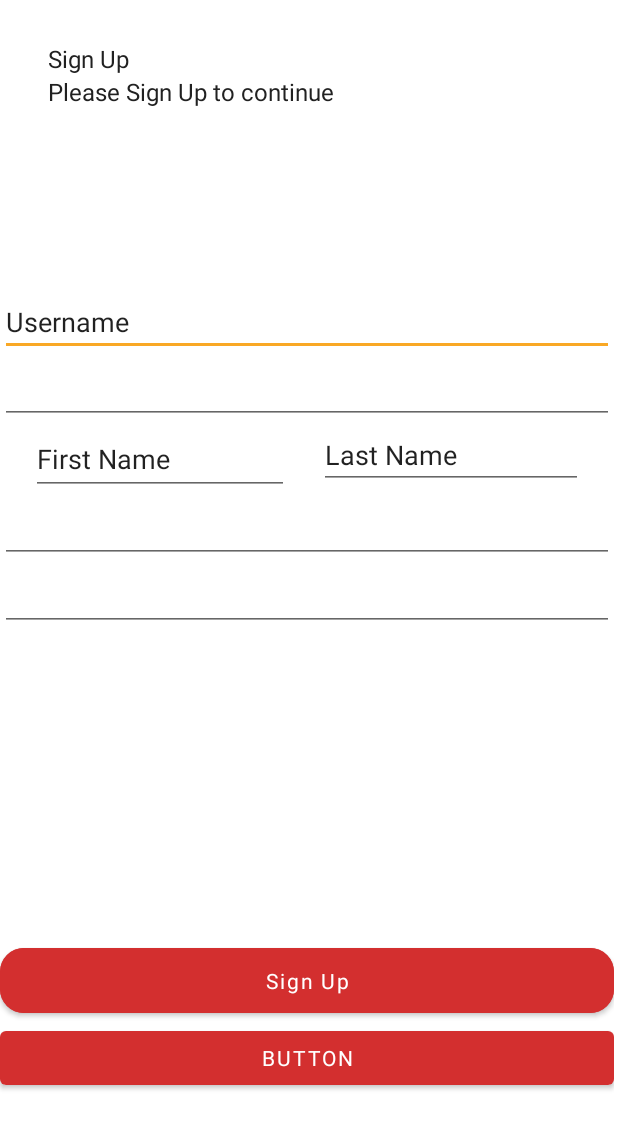
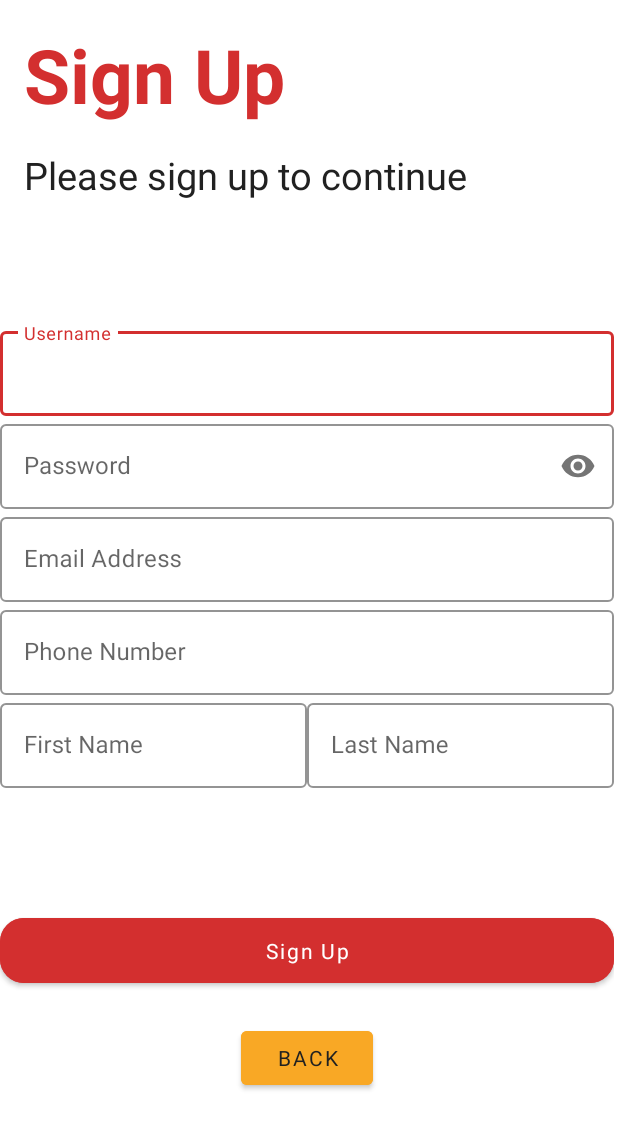
Before and after one commit to Plymouth-COMP2000/design-exercises-Liam8721, an Android app: the screen it shows after launch (MainActivity), on a phone screen of 412 x 824 dp. Shown: the top 1129 px of the screen. Run offline under Robolectric (Android 15) with nearby library versions, the phone set to English and light mode, and no system bars.

Commit message:
Sign Up screen design

```diff
--- a/app/src/main/res/layout/fragment_sign_up.xml
+++ b/app/src/main/res/layout/fragment_sign_up.xml
@@ -7,108 +7,188 @@
     android:layout_height="match_parent"
     tools:context=".SignUpFragment">
 
+    <!-- Title -->
     <TextView
-        android:id="@+id/textView8"
+        android:id="@+id/SignUpTitle"
         android:layout_width="wrap_content"
         android:layout_height="wrap_content"
-        android:layout_marginStart="32dp"
-        android:layout_marginTop="28dp"
+        android:layout_marginStart="16dp"
+        android:layout_marginTop="16dp"
         android:text="Sign Up"
+        android:textColor="@color/red_primary"
+        android:textSize="50sp"
+        android:textStyle="bold"
         app:layout_constraintStart_toStartOf="parent"
         app:layout_constraintTop_toTopOf="parent" />
 
+    <!-- Subtitle -->
     <TextView
-        android:id="@+id/textView9"
+        android:id="@+id/SignUpSubtitle"
         android:layout_width="wrap_content"
         android:layout_height="wrap_content"
-        android:text="Please Sign Up to continue"
-        app:layout_constraintStart_toStartOf="@+id/textView8"
-        app:layout_constraintTop_toBottomOf="@+id/textView8" />
+        android:layout_marginTop="16dp"
+        android:text="Please sign up to continue"
+        android:textColor="@color/text_dark"
+        android:textSize="25sp"
+        app:layout_constraintStart_toStartOf="@+id/SignUpTitle"
+        app:layout_constraintTop_toBottomOf="@id/SignUpTitle" />
 
-    <EditText
-        android:id="@+id/editTextText3"
+    <!-- Username -->
+
+    <!-- Password -->
+
+    <!-- First Name -->
+
+    <!-- Last Name -->
+
+    <!-- Email -->
+
+    <!-- Phone -->
+
+    <!-- Sign Up Button -->
+    <Button
+        android:id="@+id/SignUpButton"
+        style="@style/MyButtonStyle"
         android:layout_width="0dp"
         android:layout_height="wrap_content"
-        android:layout_marginTop="120dp"
-        android:ems="10"
-        android:inputType="text"
-        android:text="Username"
+        android:layout_marginBottom="20dp"
+        android:text="Sign Up"
+        app:layout_constraintBottom_toTopOf="@+id/backButton"
         app:layout_constraintEnd_toEndOf="parent"
-        app:layout_constraintHorizontal_bias="0.0"
-        app:layout_constraintStart_toStartOf="parent"
-        app:layout_constraintTop_toBottomOf="@+id/textView9" />
+        app:layout_constraintStart_toStartOf="parent" />
 
-    <EditText
-        android:id="@+id/editTextTextPassword"
-        android:layout_width="0dp"
+    <!-- Back or Login Button -->
+    <Button
+        android:id="@+id/backButton"
+        android:layout_width="wrap_content"
         android:layout_height="wrap_content"
-        android:ems="10"
-        android:inputType="textPassword"
-        app:layout_constraintEnd_toEndOf="@+id/editTextText3"
-        app:layout_constraintStart_toStartOf="@+id/editTextText3"
-        app:layout_constraintTop_toBottomOf="@+id/editTextText3" />
-
-    <EditText
-        android:id="@+id/editTextText4"
-        android:layout_width="172dp"
-        android:layout_height="47dp"
-        android:ems="10"
-        android:inputType="text"
-        android:text="First Name"
-        app:layout_constraintEnd_toStartOf="@+id/editTextText5"
-        app:layout_constraintHorizontal_bias="0.5"
-        app:layout_constraintStart_toStartOf="@+id/editTextTextPassword"
-        app:layout_constraintTop_toBottomOf="@+id/editTextTextPassword" />
-
-    <EditText
-        android:id="@+id/editTextText5"
-        android:layout_width="176dp"
-        android:layout_height="43dp"
-        android:ems="10"
-        android:inputType="text"
-        android:text="Last Name"
-        app:layout_constraintEnd_toEndOf="@+id/editTextTextPassword"
-        app:layout_constraintHorizontal_bias="0.5"
-        app:layout_constraintStart_toEndOf="@+id/editTextText4"
-        app:layout_constraintTop_toBottomOf="@+id/editTextTextPassword" />
-
-    <EditText
-        android:id="@+id/editTextTextEmailAddress"
-        android:layout_width="0dp"
-        android:layout_height="wrap_content"
-        android:ems="10"
-        android:inputType="textEmailAddress"
-        app:layout_constraintEnd_toEndOf="parent"
-        app:layout_constraintStart_toStartOf="@+id/editTextTextPassword"
-        app:layout_constraintTop_toBottomOf="@+id/editTextText4" />
-
-    <EditText
-        android:id="@+id/editTextPhone"
-        android:layout_width="0dp"
-        android:layout_height="wrap_content"
-        android:ems="10"
-        android:inputType="phone"
-        app:layout_constraintEnd_toEndOf="@+id/editTextTextEmailAddress"
-        app:layout_constraintStart_toStartOf="@+id/editTextTextEmailAddress"
-        app:layout_constraintTop_toBottomOf="@+id/editTextTextEmailAddress" />
-
-    <Button
-        android:id="@+id/SignUpButton"
-        android:layout_width="0dp"
-        android:layout_height="wrap_content"
-        android:text="Sign Up"
-        app:layout_constraintBottom_toTopOf="@+id/button5"
-        app:layout_constraintEnd_toEndOf="@+id/editTextPhone"
-        app:layout_constraintHorizontal_bias="0.0"
-        app:layout_constraintStart_toStartOf="@+id/editTextPhone"
-        style="@style/MyButtonStyle" />
-
-    <Button
-        android:id="@+id/button5"
-        android:layout_width="0dp"
-        android:layout_height="wrap_content"
-        android:text="Button"
+        android:backgroundTint="@color/yellow_accent"
+        android:text="Back"
+        android:textColor="@color/text_dark"
         app:layout_constraintBottom_toBottomOf="parent"
         app:layout_constraintEnd_toEndOf="parent"
         app:layout_constraintStart_toStartOf="parent" />
+
+    <androidx.constraintlayout.widget.ConstraintLayout
+        android:layout_width="409dp"
+        android:layout_height="wrap_content"
+        app:layout_constraintBottom_toTopOf="@+id/SignUpButton"
+        app:layout_constraintEnd_toEndOf="parent"
+        app:layout_constraintStart_toStartOf="parent"
+        app:layout_constraintTop_toBottomOf="@+id/SignUpSubtitle">
+
+        <com.google.android.material.textfield.TextInputLayout
+            android:id="@+id/SignUpUsernameLayout"
+            style="@style/Widget.MaterialComponents.TextInputLayout.OutlinedBox"
+            android:layout_width="0dp"
+            android:layout_height="wrap_content"
+            android:hint="Username"
+            app:boxStrokeColor="@color/red_primary"
+            app:layout_constraintEnd_toEndOf="parent"
+            app:layout_constraintStart_toStartOf="parent"
+            app:layout_constraintTop_toTopOf="parent">
+
+            <com.google.android.material.textfield.TextInputEditText
+                android:id="@+id/SignUpUsernameEditText"
+                android:layout_width="match_parent"
+                android:layout_height="wrap_content"
+                android:inputType="text" />
+        </com.google.android.material.textfield.TextInputLayout>
+
+        <com.google.android.material.textfield.TextInputLayout
+            android:id="@+id/SignUpPasswordLayout"
+            style="@style/Widget.MaterialComponents.TextInputLayout.OutlinedBox"
+            android:layout_width="0dp"
+            android:layout_height="wrap_content"
+            android:hint="Password"
+            app:boxStrokeColor="@color/red_primary"
+            app:layout_constraintEnd_toEndOf="parent"
+            app:layout_constraintStart_toStartOf="parent"
+            app:layout_constraintTop_toBottomOf="@+id/SignUpUsernameLayout"
+            app:passwordToggleEnabled="true">
+
+            <com.google.android.material.textfield.TextInputEditText
+                android:id="@+id/SignUpPasswordEditText"
+                android:layout_width="match_parent"
+                android:layout_height="wrap_content"
+                android:inputType="textPassword" />
+
+        </com.google.android.material.textfield.TextInputLayout>
+
+        <com.google.android.material.textfield.TextInputLayout
+            android:id="@+id/SignUpFirstNameLayout"
+            style="@style/Widget.MaterialComponents.TextInputLayout.OutlinedBox"
+            android:layout_width="0dp"
+            android:layout_height="wrap_content"
+            android:hint="First Name"
+            app:boxStrokeColor="@color/red_primary"
+            app:layout_constraintEnd_toStartOf="@+id/SignUpLastNameLayout"
+            app:layout_constraintHorizontal_bias="0.5"
+            app:layout_constraintStart_toStartOf="parent"
+            app:layout_constraintTop_toBottomOf="@+id/SignUpPhoneLayout">
+
+            <com.google.android.material.textfield.TextInputEditText
+                android:id="@+id/SignUpFirstNameEditText"
+                android:layout_width="match_parent"
+                android:layout_height="wrap_content"
+                android:inputType="textPersonName" />
+        </com.google.android.material.textfield.TextInputLayout>
+
+        <com.google.android.material.textfield.TextInputLayout
+            android:id="@+id/SignUpLastNameLayout"
+            style="@style/Widget.MaterialComponents.TextInputLayout.OutlinedBox"
+            android:layout_width="0dp"
+            android:layout_height="wrap_content"
+            android:hint="Last Name"
+            app:boxStrokeColor="@color/red_primary"
+            app:layout_constraintEnd_toEndOf="parent"
+            app:layout_constraintHorizontal_bias="0.5"
+            app:layout_constraintStart_toEndOf="@+id/SignUpFirstNameLayout"
+            app:layout_constraintTop_toBottomOf="@+id/SignUpPhoneLayout">
+
+            <com.google.android.material.textfield.TextInputEditText
+                android:id="@+id/SignUpLastNameEditText"
+                android:layout_width="match_parent"
+                android:layout_height="wrap_content"
+                android:inputType="textPersonName" />
+        </com.google.android.material.textfield.TextInputLayout>
+
+        <com.google.android.material.textfield.TextInputLayout
+            android:id="@+id/SignUpEmailLayout"
+            style="@style/Widget.MaterialComponents.TextInputLayout.OutlinedBox"
+            android:layout_width="0dp"
+            android:layout_height="wrap_content"
+            android:hint="Email Address"
+            app:boxStrokeColor="@color/red_primary"
+            app:layout_constraintEnd_toEndOf="parent"
+            app:layout_constraintStart_toStartOf="parent"
+            app:layout_constraintTop_toBottomOf="@+id/SignUpPasswordLayout">
+
+            <com.google.android.material.textfield.TextInputEditText
+                android:id="@+id/SignUpEmailEditText"
+                android:layout_width="match_parent"
+                android:layout_height="wrap_content"
+                android:inputType="textEmailAddress" />
+        </com.google.android.material.textfield.TextInputLayout>
+
+        <com.google.android.material.textfield.TextInputLayout
+            android:id="@+id/SignUpPhoneLayout"
+            style="@style/Widget.MaterialComponents.TextInputLayout.OutlinedBox"
+            android:layout_width="0dp"
+            android:layout_height="wrap_content"
+            android:hint="Phone Number"
+            app:boxStrokeColor="@color/red_primary"
+            app:layout_constraintEnd_toEndOf="parent"
+            app:layout_constraintStart_toStartOf="parent"
+            app:layout_constraintTop_toBottomOf="@+id/SignUpEmailLayout">
+
+            <com.google.android.material.textfield.TextInputEditText
+                android:id="@+id/SignUpPhoneEditText"
+                android:layout_width="match_parent"
+                android:layout_height="wrap_content"
+                android:inputType="phone" />
+        </com.google.android.material.textfield.TextInputLayout>
+
+    </androidx.constraintlayout.widget.ConstraintLayout>
+
 </androidx.constraintlayout.widget.ConstraintLayout>
```
